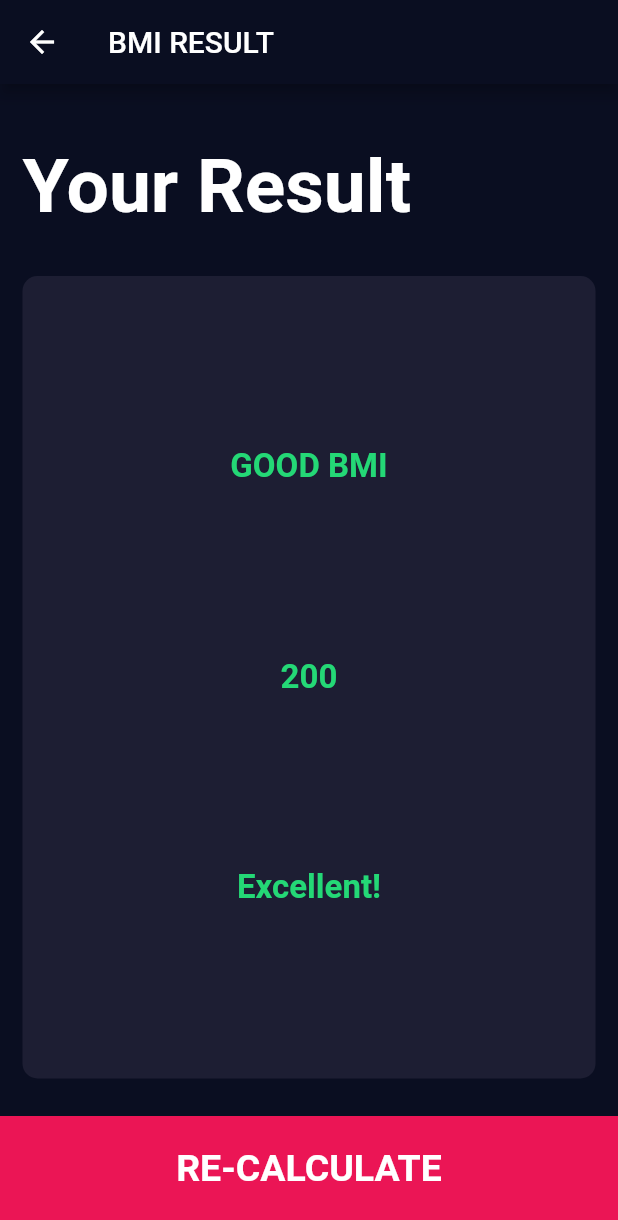
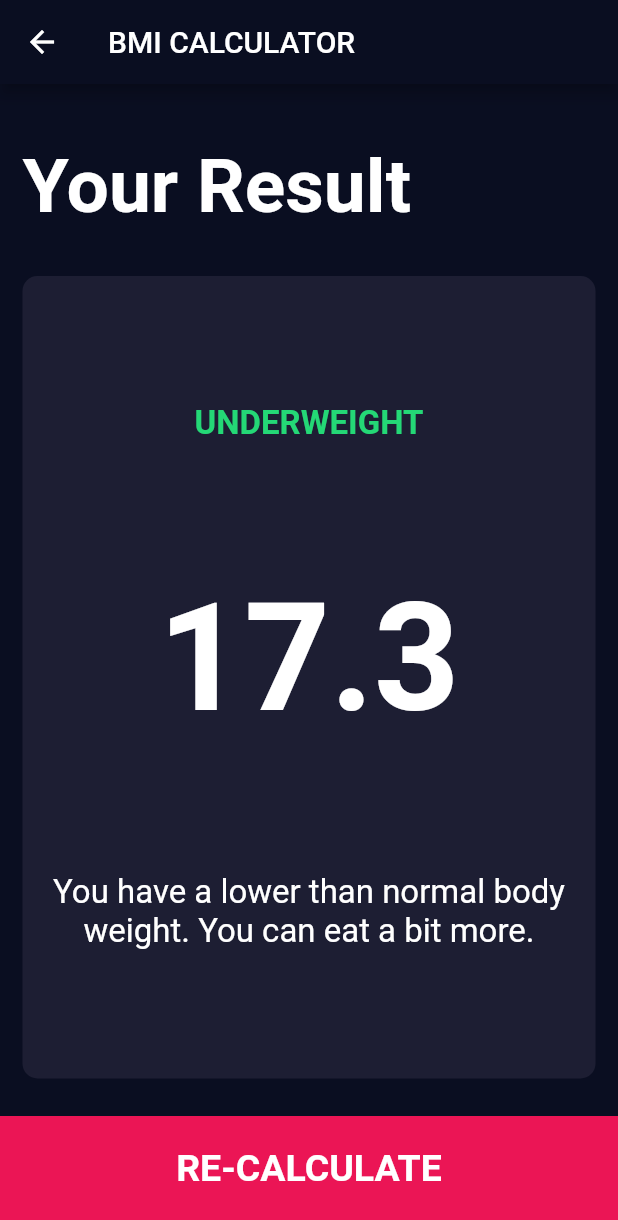
Before and after one commit to mtranggit/bmi_calculator, a Flutter app: the screen it shows after launch, after a tap on "CALCULATE YOUR BMI", on a phone screen of 412 x 824 dp. Shown: the top 1220 px of the screen. Run offline on Flutter 3.47's test engine with Material 2 defaults, Android fonts, the phone set to English and light mode, and no system bars.

Commit message:
add bmi calculation

```diff
--- /dev/null
+++ b/lib/bmi_calculation.dart
@@ -0,0 +1,35 @@
+import 'dart:math';
+
+class BmiCalculation {
+  final int height;
+  final int weight;
+
+  double _bmi = 0.0;
+
+  BmiCalculation({required this.height, required this.weight});
+
+  String calculateBMI() {
+    _bmi = weight / pow(height / 100, 2);
+    return _bmi.toStringAsFixed(1);
+  }
+
+  String getResult() {
+    if (_bmi >= 25) {
+      return 'Overweight';
+    } else if (_bmi > 18.5) {
+      return 'Normal';
+    } else {
+      return 'Underweight';
+    }
+  }
+
+  String getInterpretation() {
+    if (_bmi >= 25) {
+      return 'You have a higher than normal body weight. It is recommended that you visit a health professional to discuss the impacts this may have on your health.';
+    } else if (_bmi >= 18.5) {
+      return 'You have a normal body weight. Good job!';
+    } else {
+      return 'You have a lower than normal body weight. You can eat a bit more.';
+    }
+  }
+}
--- a/lib/input_page.dart
+++ b/lib/input_page.dart
@@ -1,4 +1,5 @@
 import 'package:bmi_calculator/app_const.dart';
+import 'package:bmi_calculator/bmi_calculation.dart';
 import 'package:bmi_calculator/bottom_button.dart';
 import 'package:bmi_calculator/icon_content.dart';
 import 'package:bmi_calculator/result_page.dart';
@@ -14,9 +15,9 @@ class InputPage extends StatefulWidget {
 enum Gender { male, female }
 
 class _InputPageState extends State<InputPage> {
-  int height = 180;
-  int weight = 20;
-  int age = 10;
+  int height = 170;
+  int weight = 50;
+  int age = 18;
   Gender? selectedGender;
 
   void setActiveCard(Gender gender) {
@@ -220,14 +221,16 @@ class _InputPageState extends State<InputPage> {
             BottomButton(
                 label: 'CALCULATE YOUR BMI',
                 onPressed: () {
+                  BmiCalculation bmiCal =
+                      BmiCalculation(height: height, weight: weight);
                   Navigator.push(
                     context,
                     MaterialPageRoute(
                       builder: (context) {
                         return ResultPage(
-                          bmiResult: '200',
-                          resultText: 'Good BMI',
-                          interpretation: 'Excellent!',
+                          bmiResult: bmiCal.calculateBMI(),
+                          resultText: bmiCal.getResult(),
+                          interpretation: bmiCal.getInterpretation(),
                         );
                       },
                     ),
--- a/lib/result_page.dart
+++ b/lib/result_page.dart
@@ -19,7 +19,7 @@ class ResultPage extends StatelessWidget {
   Widget build(BuildContext context) {
     return Scaffold(
       appBar: AppBar(
-        title: Text('BMI RESULT'),
+        title: Text('BMI CALCULATOR'),
       ),
       body: Column(
         mainAxisAlignment: MainAxisAlignment.spaceEvenly,
@@ -48,12 +48,12 @@ class ResultPage extends StatelessWidget {
                   ),
                   Text(
                     bmiResult,
-                    style: resultTextStyle,
+                    style: bmiTextStyle,
                   ),
                   Text(
                     interpretation,
                     textAlign: TextAlign.center,
-                    style: resultTextStyle,
+                    style: bodyTextStyle,
                   ),
                 ],
               ),
```
